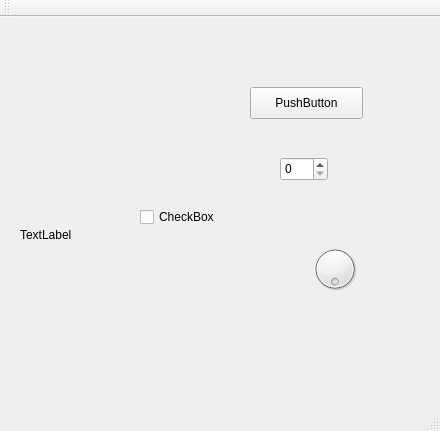
This is qt/roiwidget/mainwindow.ui in neutronimaging/sandbox as Qt 5 draws it before an edit. The edited form follows.
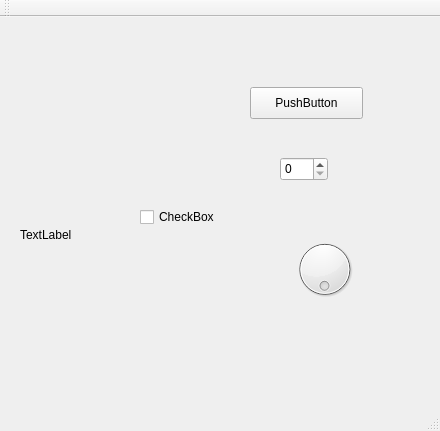
This is the edited form. Custom widgets are drawn as their Qt base class.

Diff of the .ui file:
```diff
--- a/qt/roiwidget/mainwindow.ui
+++ b/qt/roiwidget/mainwindow.ui
@@ -76,9 +76,9 @@
    <widget class="CustomDial" name="dial">
     <property name="geometry">
      <rect>
-      <x>310</x>
+      <x>289</x>
       <y>220</y>
-      <width>50</width>
+      <width>71</width>
       <height>64</height>
      </rect>
     </property>
```
